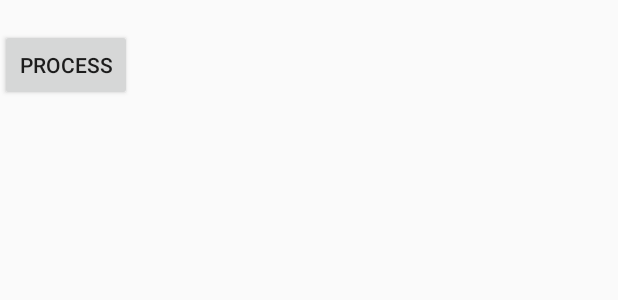
After one commit to andrea07021981/SaveTheFood, an Android app: the layout fragment_barcodereader.xml on its own in the app's theme, with its tools: preview values and no code run, on a phone screen of 412 x 824 dp. The commit adds this screen. Shown: the top 300 px of the screen. Run offline under Robolectric (Android 15) with nearby library versions, the phone set to English and light mode, and no system bars.

Commit message:
Added barcode reader view

```diff
--- a/app/build.gradle
+++ b/app/build.gradle
@@ -78,6 +78,9 @@ dependencies {
     //Material
     implementation 'com.google.android.material:material:1.0.0-beta01'
 
+    //Play service
+    implementation 'com.google.android.gms:play-services:12.0.1'
+
     // Moshi
     implementation "com.squareup.moshi:moshi:$version_moshi"
     implementation "com.squareup.moshi:moshi-kotlin:$version_moshi"
--- a/app/src/main/java/com/example/savethefood/ui/LoginFragment.kt
+++ b/app/src/main/java/com/example/savethefood/ui/LoginFragment.kt
@@ -21,7 +21,7 @@ class LoginFragment : Fragment() {
 
     private val loginViewModel: LoginViewModel by lazy {
         val activity = requireNotNull(this.activity)
-        ViewModelProviders.of(this).get(LoginViewModel::class.java)
+        ViewModelProviders.of(this, LoginViewModel.Factory(app = requireNotNull(activity).application)).get(LoginViewModel::class.java)
     }
 
     override fun onCreate(savedInstanceState: Bundle?) {
--- /dev/null
+++ b/app/src/main/res/layout/fragment_barcodereader.xml
@@ -0,0 +1,35 @@
+<?xml version="1.0" encoding="utf-8"?>
+<layout xmlns:android="http://schemas.android.com/apk/res/android"
+    xmlns:tools="http://schemas.android.com/tools"
+    xmlns:app="http://schemas.android.com/apk/res-auto">
+    <!-- Data to make available to the XML via data binding. In this case,
+         the whole ViewModel, so that we can access the LiveData,
+         click handlers, and state variables. -->
+    <data>
+
+        <variable
+            name="barcodeReaderViewModel"
+            type="com.example.savethefood.viewmodel.BarcodeReaderViewModel" />
+    </data>
+    <LinearLayout
+        android:layout_width="wrap_content"
+        android:layout_height="wrap_content"
+        android:orientation="vertical">
+
+        <TextView android:text=""
+            android:layout_width="wrap_content"
+            android:layout_height="wrap_content"
+            android:id="@+id/txtContent"/>
+        <Button
+            android:layout_width="wrap_content"
+            android:layout_height="wrap_content"
+            android:text="Process"
+            android:id="@+id/button"
+            android:layout_alignParentTop="true"
+            android:layout_alignParentStart="true" />
+        <ImageView
+            android:layout_width="wrap_content"
+            android:layout_height="wrap_content"
+            android:id="@+id/imgview"/>
+    </LinearLayout>
+</layout>
--- a/app/src/main/res/navigation/nested_nav_graph.xml
+++ b/app/src/main/res/navigation/nested_nav_graph.xml
@@ -11,5 +11,9 @@
         android:label="fragment_nested"
         tools:layout="@layout/fragment_nested" >
 
+        <argument
+            android:name="loggedUser"
+            app:argType="com.example.savethefood.local.domain.User" />
+
     </fragment>
 </navigation>
```
Also changed, not shown: app/src/main/java/com/example/savethefood/ui/BarcodeReaderFragment.kt (added, +31 -0 lines), app/src/main/java/com/example/savethefood/ui/NestedFragment.kt (+4 -8 lines), app/src/main/java/com/example/savethefood/viewmodel/BarcodeReaderViewModel.kt (added, +26 -0 lines), app/src/main/java/com/example/savethefood/viewmodel/HomeViewModel.kt (+21 -4 lines), app/src/main/java/com/example/savethefood/viewmodel/LoginViewModel.kt (+13 -0 lines), app/src/main/res/layout/nav_header.xml (+5 -3 lines), app/src/main/res/menu/menu_drawer.xml (+4 -4 lines).
